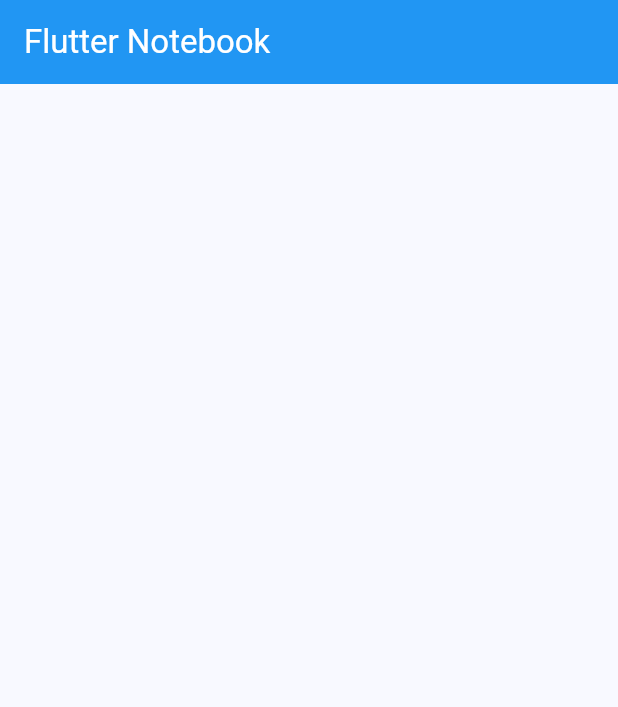
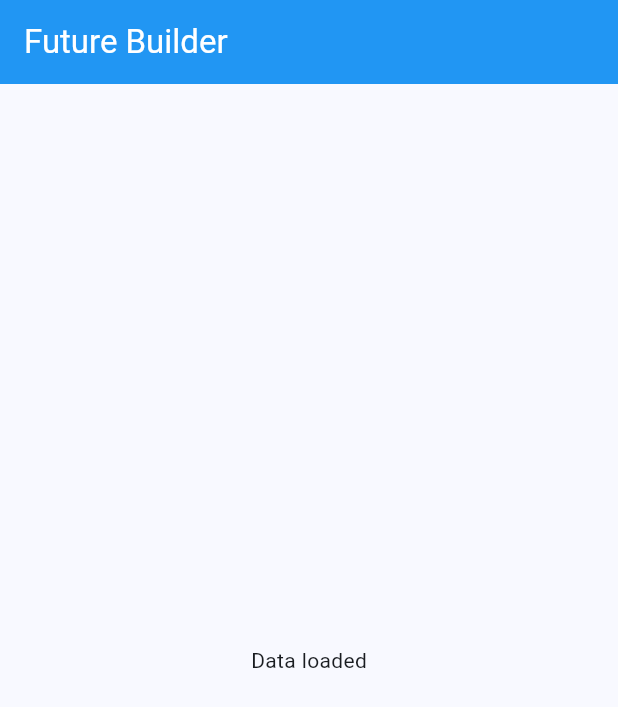
Before and after one commit to monir996/flutter-notebook, a Flutter app: the screen it shows after launch, on a phone screen of 412 x 824 dp. Shown: the top 707 px of the screen. Run offline on Flutter 3.47's test engine with Material 3 defaults, Android fonts, the phone set to English and light mode, and no system bars.

Commit message:
future builder - initial

```diff
--- a/lib/home_screen.dart
+++ b/lib/home_screen.dart
@@ -9,15 +9,42 @@ class HomeScreen extends StatefulWidget {
 
 class _HomeScreenState extends State<HomeScreen> {
 
+  // ----------------------- Create Future Builder ------------------
+  Future<String> getData() {
+    return Future.delayed(Duration(seconds: 3), (){
+      return "Data loaded";
+    });
+  }
+
+
   @override
   Widget build(BuildContext context) {
 
     return Scaffold(
-      appBar: AppBar(title: Text("Flutter Notebook", style: TextStyle(color: Colors.white)), backgroundColor: Colors.blue),
+      appBar: AppBar(title: Text("Future Builder", style: TextStyle(color: Colors.white)), backgroundColor: Colors.blue),
 
-      // ----------------------- Main Branch  ==> Basic Structure ------------------
+      // ----------------------- Branch 56 ==> Future Builder ------------------
 
-      body: Center(),
+      body: Center(
+
+        child: FutureBuilder(
+            future: getData(),
+            builder: (context, snapshot) {
+
+              if(snapshot.connectionState == ConnectionState.waiting) {
+                return CircularProgressIndicator();
+              }
+
+              if(snapshot.hasData) {
+                return Text(snapshot.data.toString());
+              }
+              else {
+                return Text(snapshot.error.toString());
+              }
+            }
+        ),
+
+      ),
     );
   }
 }
```
